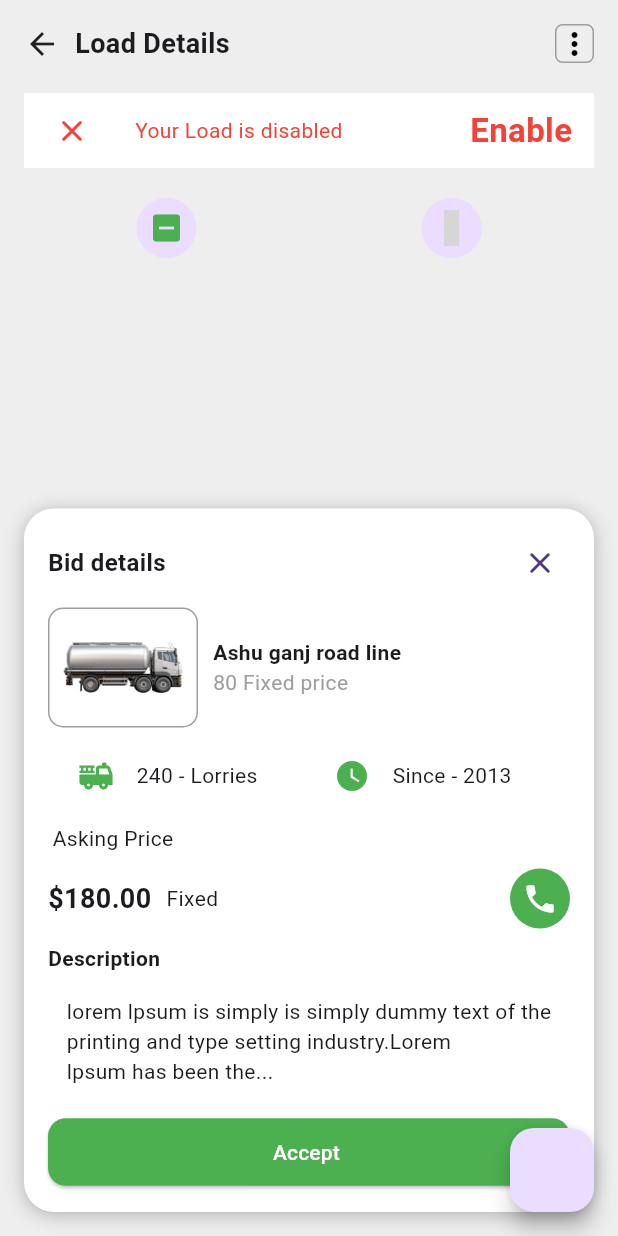
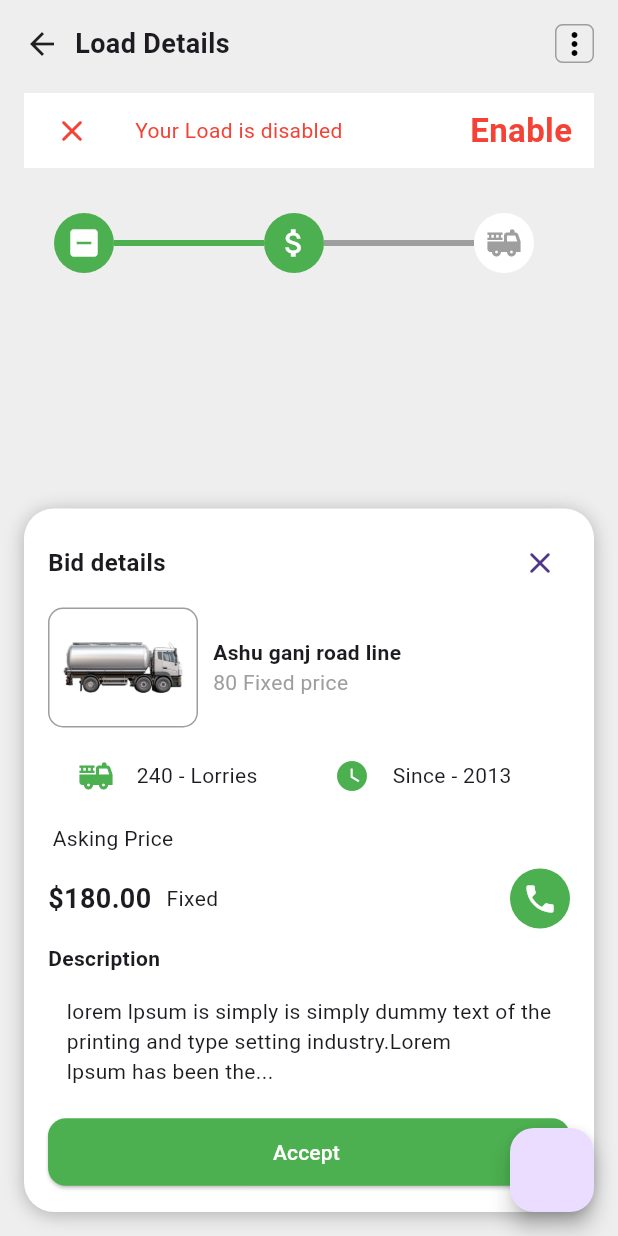
Before and after one commit to Ahmad163563/day02project, a Flutter app: the screen it shows after launch, on a phone screen of 412 x 824 dp. Run offline on Flutter 3.47's test engine with Material 3 defaults, Android fonts, the phone set to English and light mode, and no system bars; grey boxes are pictures that could not be loaded.

Commit message:
Update page 6.dart

```diff
--- a/lib/view/page 6.dart
+++ b/lib/view/page 6.dart
@@ -61,13 +61,19 @@ class _Page6State extends State<Page6> {
                       ],
                     ),
                   ),
-                  SizedBox(height: 20),
+                  SizedBox(height: 30),
                   // Truck icons (dummy row)
                   Row(
-                    mainAxisAlignment: MainAxisAlignment.spaceAround,
+                   // mainAxisAlignment: MainAxisAlignment.spaceAround,
                     children: [
-                      CircleAvatar(child: Icon(Icons.indeterminate_check_box, color: Colors.green)),
-                       CircleAvatar(child: Icon(Icons., color: Colors.green)),
+                      SizedBox(width: 20,),
+                      CircleAvatar(backgroundColor: Colors.green,child: Icon(Icons.indeterminate_check_box, color: Colors.white)),
+                      Container(width: 100,height: 4,color: Colors.green,),
+                      CircleAvatar(
+                           backgroundColor: Colors.green,
+                           child: Icon(Icons.attach_money, color: Colors.white)),
+                      Container(width: 100,height: 4,color: Colors.grey,),
+                    CircleAvatar(backgroundColor:Colors.white,child: Icon(Icons.fire_truck,color: Colors.grey,),)
                     ],
                   ),
                 ],
```
